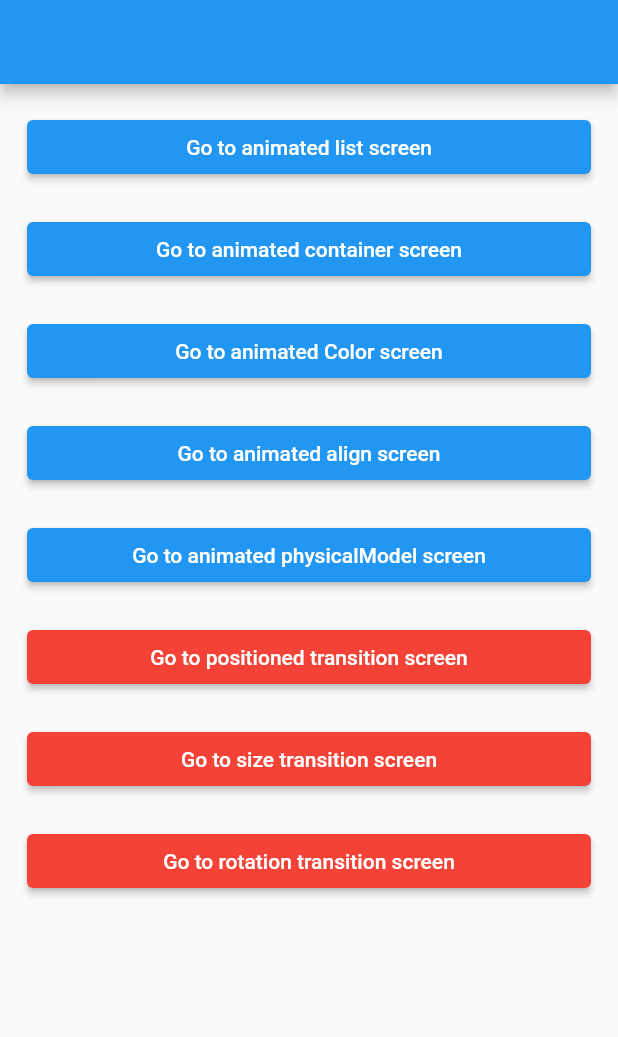
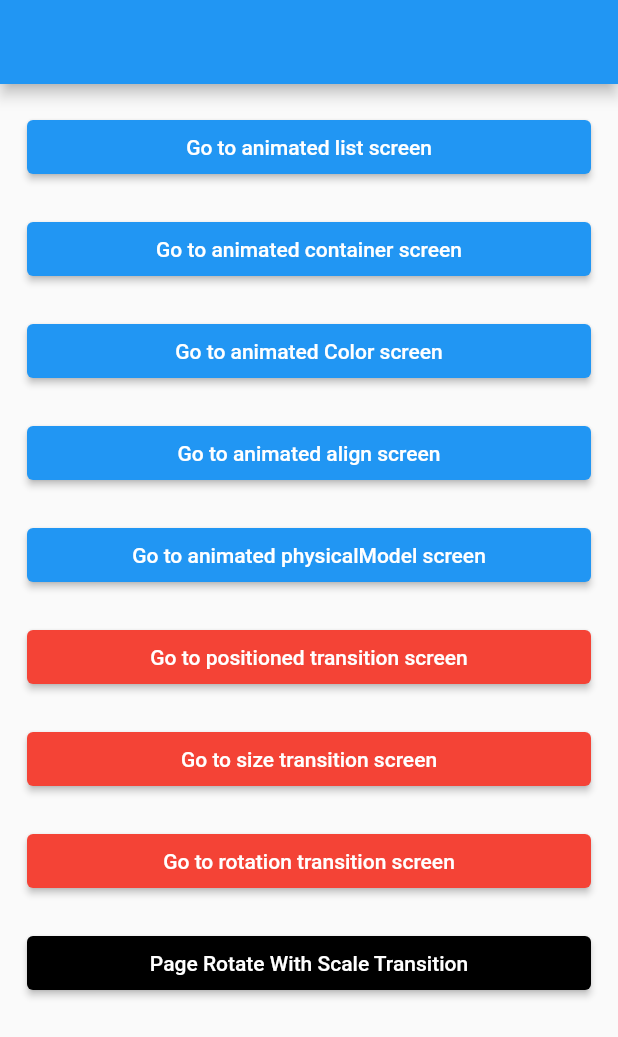
Before and after one commit to Attia-Fouad/animations, a Flutter app: the screen it shows after launch, on a phone screen of 412 x 824 dp. Shown: the top 1037 px of the screen. Run offline on Flutter 3.47's test engine with Material 2 defaults, Android fonts, the phone set to English and light mode, and no system bars; our stand-ins replace animate_do, go_router.

Commit message:
add rotation with scale page transition

```diff
--- a/lib/home_screen.dart
+++ b/lib/home_screen.dart
@@ -1,3 +1,5 @@
+import 'package:animations/Screens/animated_align_screen.dart';
+import 'package:animations/page_transition/rotate_with_scale_page_transition.dart';
 import 'package:flutter/material.dart';
 import 'package:go_router/go_router.dart';
 
@@ -95,6 +97,19 @@ class _HomeScreenState extends State<HomeScreen> {
                   GoRouter.of(context).push(AppRouter.rotationTransitionScreen);
                 },
                 child: const Text('Go to rotation transition screen')),
+            const SizedBox(
+              height: 20,
+            ),
+            ElevatedButton(
+                style: ElevatedButton.styleFrom(backgroundColor: Colors.black),
+                onPressed: () {
+                  Navigator.of(context).push(PageRotateWithScaleTransition(
+                      const AnimatedAlignScree()));
+                },
+                child: const Text(
+                  "Page Rotate With Scale Transition",
+                  style: TextStyle(color: Colors.white),
+                )),
           ],
         ),
       ),
--- /dev/null
+++ b/lib/page_transition/rotate_with_scale_page_transition.dart
@@ -0,0 +1,25 @@
+import 'package:flutter/material.dart';
+
+class PageRotateWithScaleTransition extends PageRouteBuilder {
+  final dynamic page;
+
+  PageRotateWithScaleTransition(this.page)
+      : super(
+            pageBuilder: (context, animation, secondaryAnimation) => page,
+            transitionsBuilder:
+                (context, animation, secondaryAnimation, child) {
+              // end =1; its number of turns
+              var rotateAnimation = Tween<double>(begin: 0, end: 1.0).animate(
+                  CurvedAnimation(parent: animation, curve: Curves.linear));
+              var scaleAnimation = Tween<double>(begin: 0, end: 1.0).animate(
+                  CurvedAnimation(parent: animation, curve: Curves.linear));
+              return ScaleTransition(
+                alignment: Alignment.center,
+                scale: scaleAnimation,
+                child: RotationTransition(
+                  turns: rotateAnimation,
+                  child: child,
+                ),
+              );
+            });
+}
```
